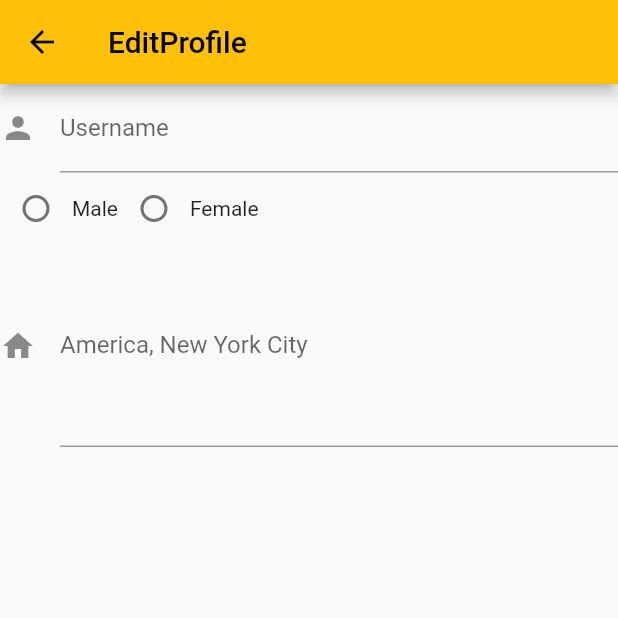
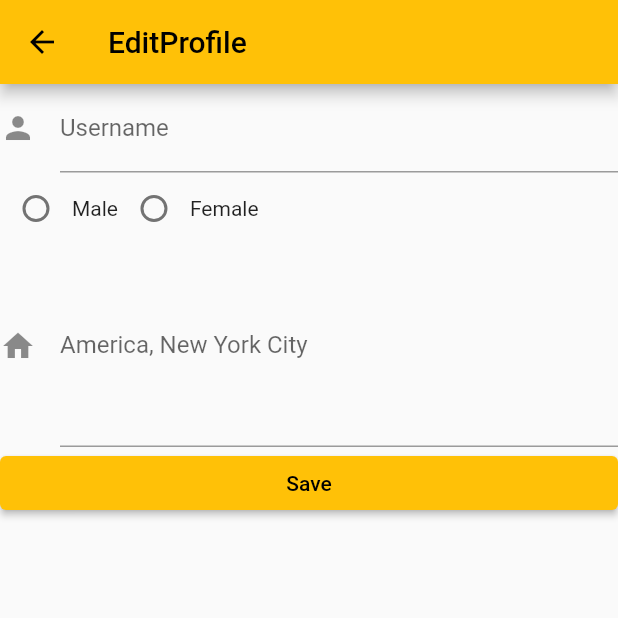
Before and after one commit to paowick/bookstoreMobile, a Flutter app: the EditUser screen opened by its route, on a phone screen of 412 x 824 dp, the top half of it. Run offline on Flutter 3.47's test engine with Material 2 defaults, Android fonts, the light colour scheme and no system bars; our stand-ins replace cloud_firestore, firebase_auth, firebase_core; accounts and stored records are empty.

Commit message:
save botton

```diff
--- a/bookstore/lib/edituser.dart
+++ b/bookstore/lib/edituser.dart
@@ -13,7 +13,9 @@ class EditUser extends StatefulWidget {
 }
 
 class _EditUserState extends State<EditUser> {
-  final _form = GlobalKey<FormState>();
+  String yourName = '';
+  String yourAddress = '';
+
   final _username = TextEditingController();
   final _address = TextEditingController();
 
@@ -22,9 +24,53 @@ class _EditUserState extends State<EditUser> {
     return Scaffold(
       appBar: AppBar(title: Text('EditProfile')),
       body: ListView(
-        children: [Name(), gender(), address()],
+        children: [Name(), gender(), address(), save()],
       ),
     );
+  }
+
+  Widget save() {
+    return StreamBuilder(
+        stream: FirebaseFirestore.instance
+            .collection('user')
+            .where("uid",
+                isEqualTo: FirebaseAuth.instance.currentUser!.uid.toString())
+            .snapshots(),
+        builder: (context, AsyncSnapshot<QuerySnapshot> snapshot) {
+          return Container(
+              child: snapshot.hasData
+                  ? buildSaveButton(snapshot.data!)
+                  : LinearProgressIndicator());
+        });
+  }
+
+  ElevatedButton buildSaveButton(QuerySnapshot data) {
+    String? docId;
+    data.docs.forEach((res) {
+      docId = res.id;
+    });
+    return ElevatedButton(
+        child: const Text('Save'),
+        onPressed: () async {
+          Map<String, dynamic> value = {
+            'name': yourName,
+            'address': yourAddress,
+          };
+          try {
+            await FirebaseFirestore.instance
+                .collection('user')
+                .doc('$docId')
+                .update(value);
+
+            Navigator.pop(context);
+          } catch (e) {
+            ScaffoldMessenger.of(context).showSnackBar(
+              SnackBar(
+                content: Text('Error $e'),
+              ),
+            );
+          }
+        });
   }
 
   Widget gender() {
@@ -73,8 +119,12 @@ class _EditUserState extends State<EditUser> {
   }
 
   TextFormField buildUserName(QuerySnapshot data) {
+    yourName = data.docs.first['name'].toString();
     final _username = TextEditingController(text: data.docs.first['name']);
     return TextFormField(
+      onChanged: (value) {
+        yourName = value;
+      },
       controller: _username,
       decoration: const InputDecoration(
         labelText: 'Username',
@@ -85,8 +135,12 @@ class _EditUserState extends State<EditUser> {
   }
 
   TextFormField buildAddress(QuerySnapshot data) {
+    yourAddress = data.docs.first['address'].toString();
     final _address = TextEditingController(text: data.docs.first['address']);
     return TextFormField(
+        onChanged: (value) {
+          yourAddress = value;
+        },
         controller: _address,
         decoration: const InputDecoration(
           labelText: 'America, New York City',
```
Also changed, not shown: 310259759_1300436920763204_228420054985464329_n.jpg (added).
